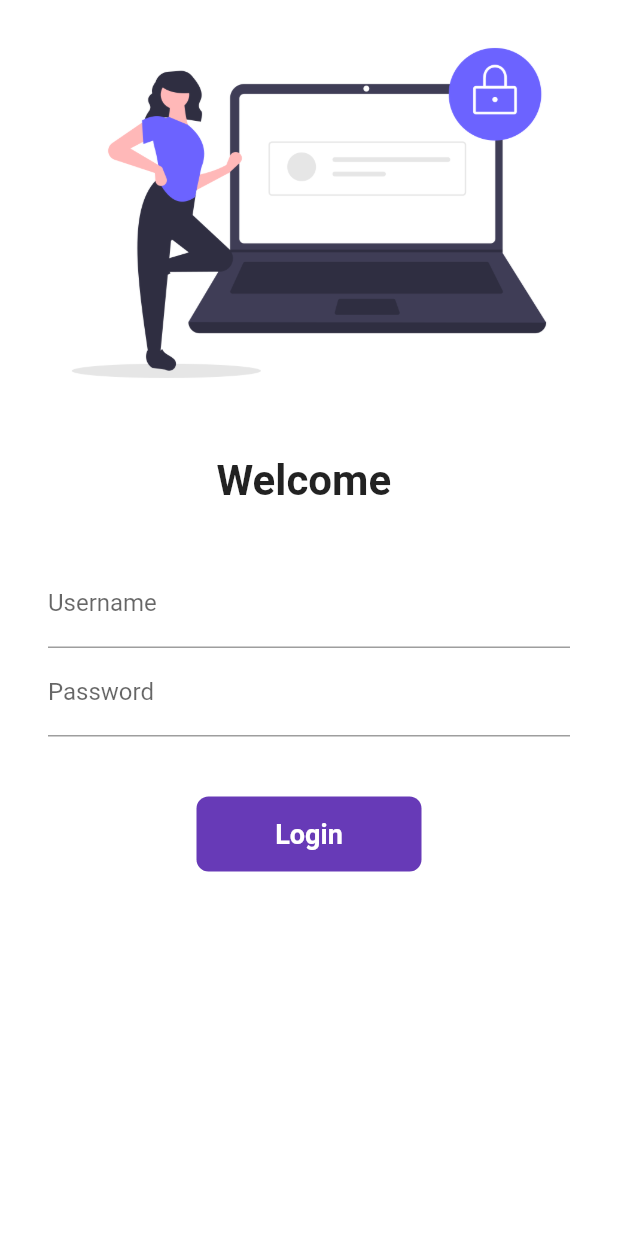
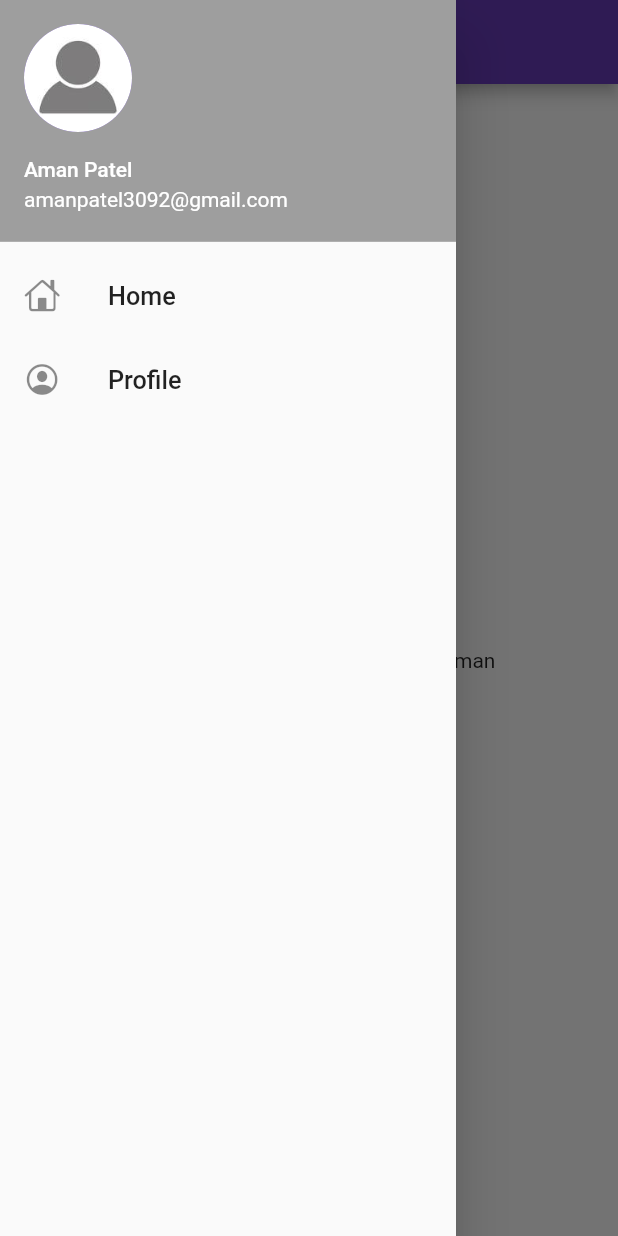
Before and after one commit to amanpatel25/FlutterTutorial, a Flutter app: the screen it shows after launch, with the side drawer open (before the commit the screen has no drawer), on a phone screen of 412 x 824 dp. Run offline on Flutter 3.47's test engine with Material 2 defaults, Android fonts, the phone set to English and light mode, and no system bars.

Commit message:
day 9 copleted

```diff
--- a/lib/main.dart
+++ b/lib/main.dart
@@ -19,6 +19,8 @@ class MyApp extends StatelessWidget {
       darkTheme: ThemeData(
         brightness: Brightness.dark,
       ),
+      debugShowCheckedModeBanner: false,
+      initialRoute: MyRoutes.homeRoute,
       routes: {
         "/": (context) => LoginPage(),
         MyRoutes.homeRoute: (context) => HomePage(),
--- a/lib/pages/home_page.dart
+++ b/lib/pages/home_page.dart
@@ -1,4 +1,5 @@
 import 'package:flutter/material.dart';
+import 'package:testflutter/widgets/drawer.dart';
 
 class HomePage extends StatelessWidget {
   final int days = 10;
@@ -16,7 +17,7 @@ class HomePage extends StatelessWidget {
           child: Text("Welcome to $days days for Flutter by $name"),
         ),
       ),
-      drawer: Drawer(),
+      drawer: MyDrawer(),
     );
   }
 }
--- /dev/null
+++ b/lib/widgets/drawer.dart
@@ -0,0 +1,50 @@
+import 'package:flutter/cupertino.dart';
+import 'package:flutter/material.dart';
+
+class MyDrawer extends StatelessWidget {
+  const MyDrawer({super.key});
+
+  @override
+  Widget build(BuildContext context) {
+    final imageURL = "https://www.freeiconspng.com/img/898";
+    return Drawer(
+      child: ListView(
+        children: [
+          DrawerHeader(
+            padding: EdgeInsets.zero,
+            child: UserAccountsDrawerHeader(
+              decoration: BoxDecoration(
+                color: Colors.grey,
+              ),
+              accountName: Text("Aman Patel"),
+              accountEmail: Text("amanpatel3092@gmail.com"),
+              currentAccountPicture: CircleAvatar(
+                backgroundImage: AssetImage("assets/images/profile_icon.jpeg"),
+              ),
+              //Image.asset("assets/images/profile_icon.jpeg"),
+              margin: EdgeInsets.zero,
+            ),
+          ),
+          ListTile(
+            leading: Icon(
+              CupertinoIcons.home,
+            ),
+            title: Text(
+              "Home",
+              textScaleFactor: 1.2,
+            ),
+          ),
+          ListTile(
+            leading: Icon(
+              CupertinoIcons.profile_circled,
+            ),
+            title: Text(
+              "Profile",
+              textScaleFactor: 1.2,
+            ),
+          ),
+        ],
+      ),
+    );
+  }
+}
```
Also changed, not shown: assets/images/profile_icon.jpeg (added).
